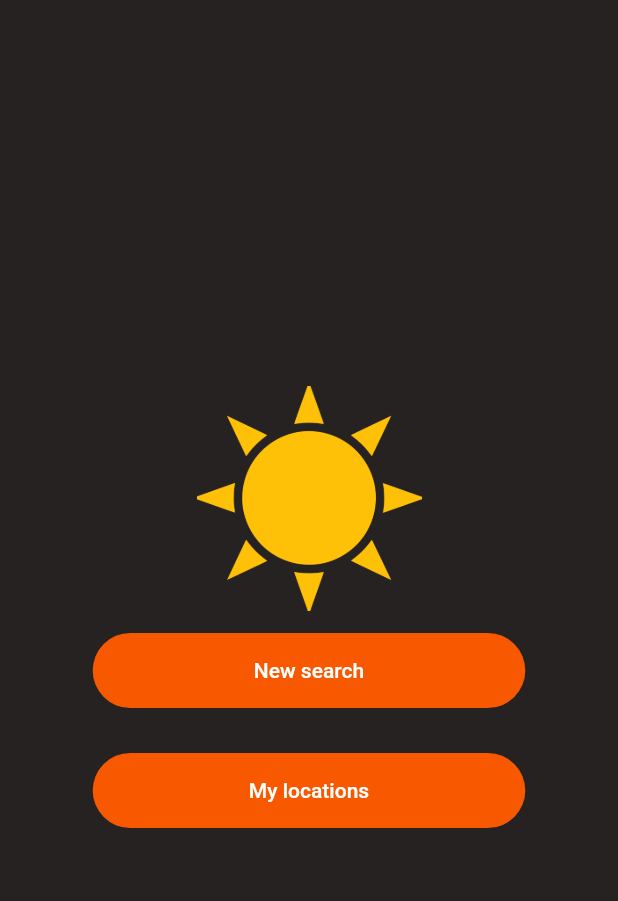
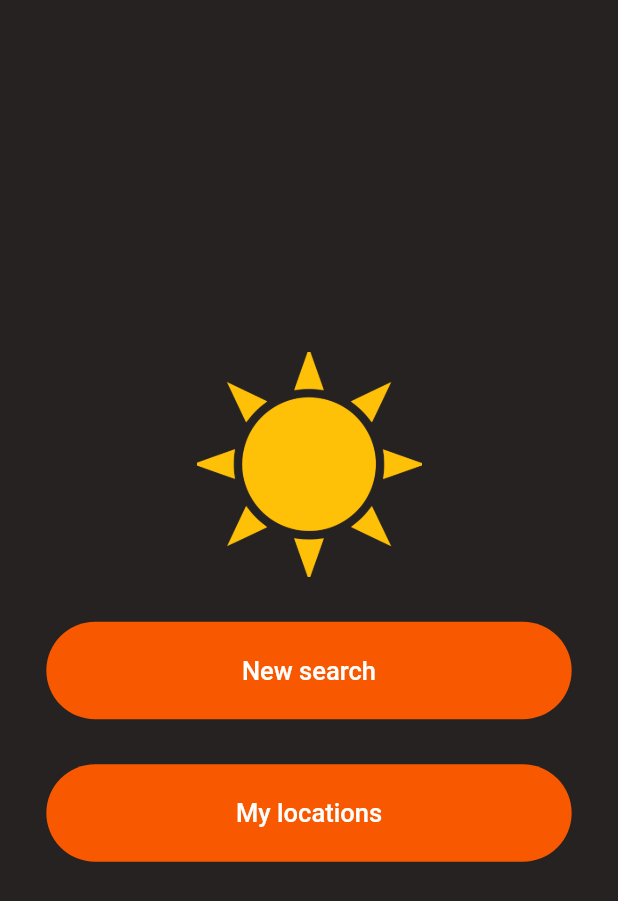
Before and after one commit to jg-moren/SunBox, a Flutter app: the screen it shows after launch, on a phone screen of 412 x 824 dp. Shown: the top 901 px of the screen. Run offline on Flutter 3.47's test engine with Material 2 defaults, Android fonts, the phone set to English and light mode, and no system bars; our stand-ins replace google_maps_flutter, location.

Commit message:
Alterações

```diff
--- a/sunbox/lib/pages/mapa.dart
+++ b/sunbox/lib/pages/mapa.dart
@@ -128,7 +128,7 @@ class MapaEstado extends State<Mapa> {
         child: Button.buttonMenu(
             onPressed: () => Navegacao.resultado(context, cameraPosition),
             text: Text(
-              "continue",
+              "Continue",
               style: TextStyle(color: Colors.white, fontSize: 20),
             )),
       ),
--- a/sunbox/lib/pages/menu.dart
+++ b/sunbox/lib/pages/menu.dart
@@ -28,26 +28,27 @@ class Menu_Estado extends State<Menu> {
                   width: 150,
                   height: 150,
                 ),
+                SizedBox(height: 15,),
                 Container(
                     margin: EdgeInsets.all(15),
-                    width: MediaQuery.of(context).size.width * 0.7,
-                    height: 50,
+                    width: MediaQuery.of(context).size.width * 0.85,
+                    height: 65,
                     child: Button.buttonMenu(
                       onPressed: () => Navegacao.novo(context),
                       text: Text(
                         "New search",
-                        style: TextStyle(color: Colors.white),
+                        style: TextStyle(color: Colors.white, fontFamily: "Roboto",fontSize: 17),
                       ),
                     )),
                 Container(
                     margin: EdgeInsets.all(15),
-                    width: MediaQuery.of(context).size.width * 0.7,
-                    height: 50,
+                    width: MediaQuery.of(context).size.width * 0.85,
+                    height: 65,
                     child: Button.buttonMenu(
                       onPressed: () => Navegacao.saves(context),
                       text: Text(
                         "My locations",
-                        style: TextStyle(color: Colors.white),
+                        style: TextStyle(color: Colors.white,fontFamily: "Roboto",fontSize: 17),
                       ),
                     ))
               ],
```
